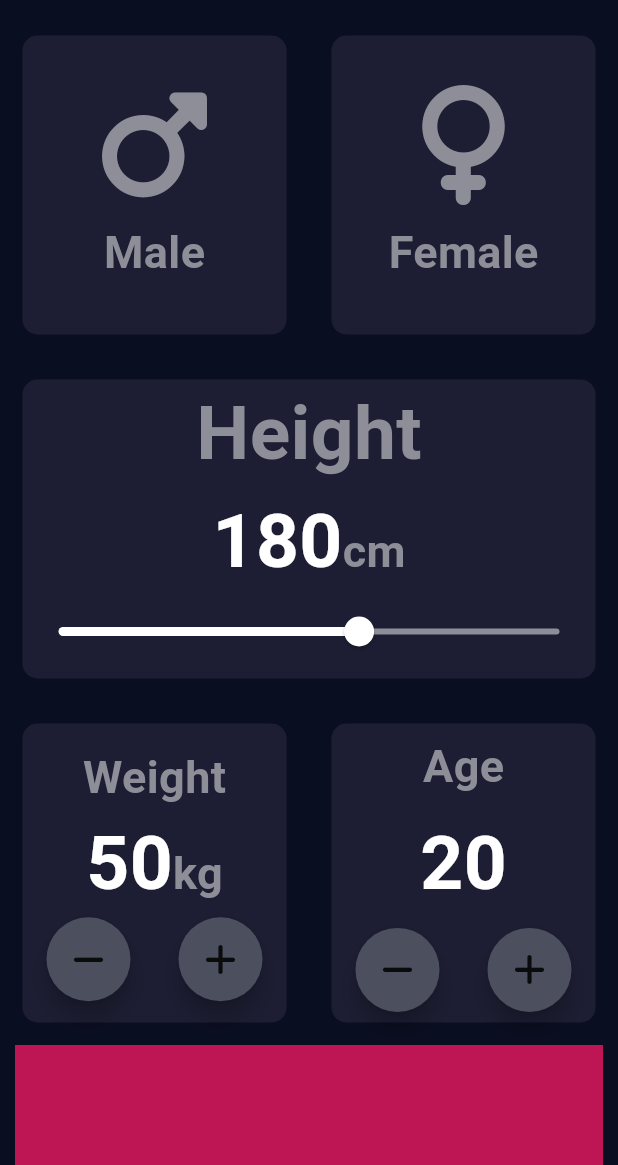
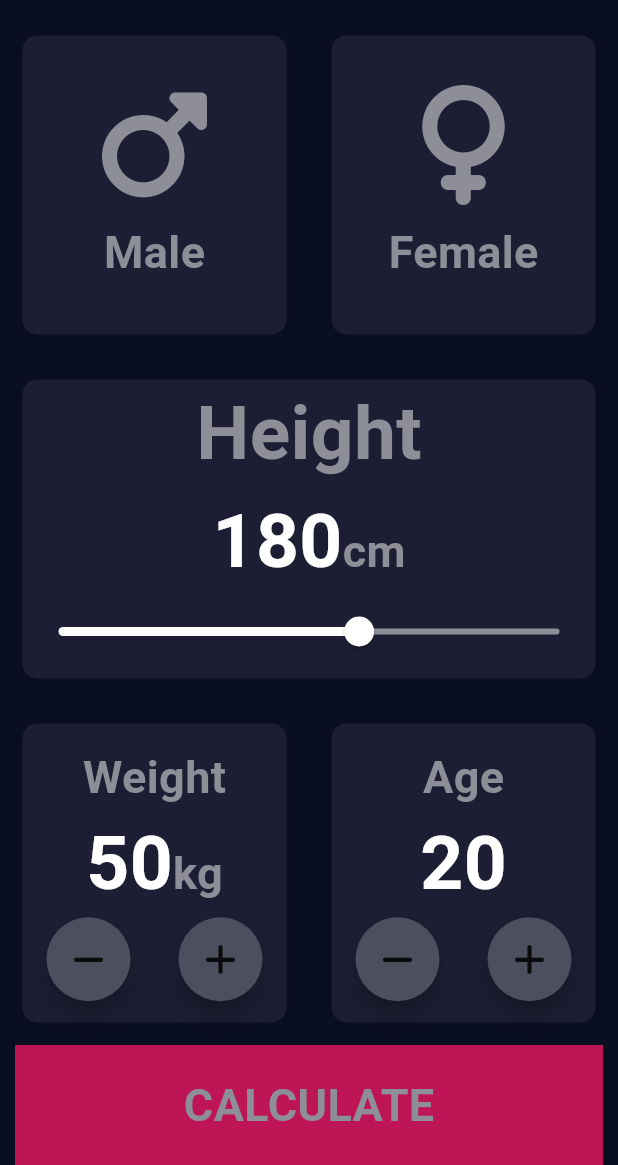
Before and after one commit to tienluan02/bmi_calculator, a Flutter app: the screen it shows after launch, on a phone screen of 412 x 824 dp, the part 71-1236 px from its top. Run offline on Flutter 3.47's test engine with Material 3 defaults, Android fonts, the phone set to English and light mode, and no system bars; our stand-ins replace font_awesome_flutter.

```diff
--- a/bmi_calculator_app/lib/main.dart
+++ b/bmi_calculator_app/lib/main.dart
@@ -1,5 +1,5 @@
 import 'package:flutter/material.dart';
-import 'name_input.dart';
+import 'screen/name_input.dart';
 
 void main() {
   runApp(const BMICalculator());
--- a/bmi_calculator_app/lib/name_input.dart
+++ b/bmi_calculator_app/lib/screen/name_input.dart
@@ -1,8 +1,9 @@
 import 'package:flutter/material.dart';
-import 'reusable_card.dart';
+import '../components/reusable_card.dart';
 import 'package:font_awesome_flutter/font_awesome_flutter.dart';
-import 'constants.dart';
-import 'round_icon_button.dart';
+import '../components/constants.dart';
+import '../components/round_icon_button.dart';
+import 'result_screen.dart';
 
 class NameInput extends StatefulWidget {
   const NameInput({super.key});
@@ -153,17 +154,21 @@ class _NameInputState extends State<NameInput> {
                                 RoundIconButton(
                                   child: FontAwesomeIcons.minus,
                                   onPress: () {
-                                    setState(() {
+                                    setState(
+                                      () {
                                         weight--;
-                                    });
+                                      },
+                                    );
                                   },
                                 ),
                                 RoundIconButton(
                                   child: FontAwesomeIcons.plus,
                                   onPress: () {
-                                    setState(() {
+                                    setState(
+                                      () {
                                         weight++;
-                                    });
+                                      },
+                                    );
                                   },
                                 )
                               ],
@@ -176,7 +181,7 @@ class _NameInputState extends State<NameInput> {
                       child: CreateContainer(
                         colour: kColorContainerUnpressed,
                         cardChild: Column(
-                          mainAxisAlignment: MainAxisAlignment.spaceEvenly,
+                          mainAxisAlignment: MainAxisAlignment.center,
                           children: [
                             IconContent(label: 'Age'),
                             Center(
@@ -191,13 +196,16 @@ class _NameInputState extends State<NameInput> {
                                     setState(() {
                                       age--;
                                     });
-                                    }),
+                                  },
+                                ),
                                 RoundIconButton(
                                   child: FontAwesomeIcons.plus,
                                   onPress: () {
-                                    setState(() {
+                                    setState(
+                                      () {
                                         age++;
-                                    });
+                                      },
+                                    );
                                   },
                                 ),
                               ],
@@ -209,11 +217,18 @@ class _NameInputState extends State<NameInput> {
                   ],
                 ),
               ),
-              Container(
+              GestureDetector(
+                onTap: () {
+                  Navigator.push(context,
+                      MaterialPageRoute(builder: (context) {return ResultScreen();} ));
+    },
+                child: Container(
                   color: kColorBottomContainer,
                   margin: EdgeInsets.symmetric(horizontal: 10),
                   width: double.infinity,
                   height: kBottomContainerHeight,
+                  child: Center(child: Text('CALCULATE', style: kTextStyleForFonts)),
+                ),
               )
             ],
           ),
```
Also changed, not shown: bmi_calculator_app/lib/screen/result_screen.dart (added, +13 -0 lines), bmi_calculator_app/lib/components/bottom_button.dart (added), bmi_calculator_app/lib/components/constants.dart (renamed from bmi_calculator_app/lib/constants.dart), bmi_calculator_app/lib/components/reusable_card.dart (renamed from bmi_calculator_app/lib/reusable_card.dart), bmi_calculator_app/lib/components/round_icon_button.dart (renamed from bmi_calculator_app/lib/round_icon_button.dart). Lines whose indentation alone changed are shown as unchanged.
